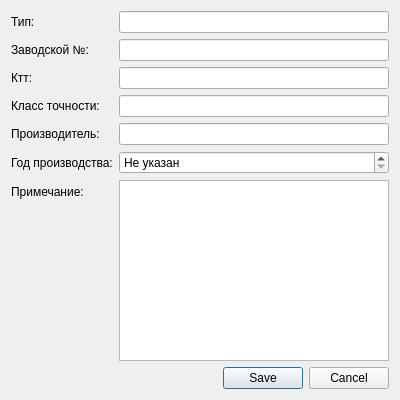
The window that ui/currenttransformerdialog.ui (nikola240698/MeteringActs) describes before a commit, drawn with Qt 5.
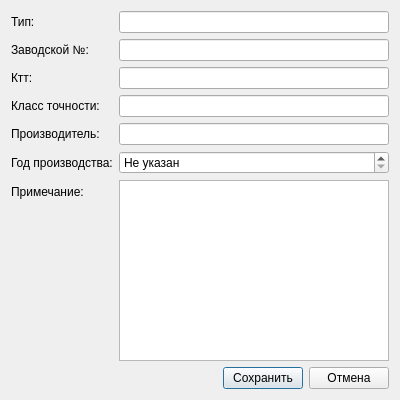
The same window after the commit.

```diff
--- a/ui/currenttransformerdialog.ui
+++ b/ui/currenttransformerdialog.ui
@@ -111,17 +111,41 @@
     </layout>
    </item>
    <item>
-    <widget class="QDialogButtonBox" name="buttonBox">
-     <property name="minimumSize">
+    <layout class="QHBoxLayout" name="horizontalLayout">
+     <item>
+      <spacer name="horizontalSpacer">
+       <property name="orientation">
+        <enum>Qt::Orientation::Horizontal</enum>
+       </property>
+       <property name="sizeHint" stdset="0">
       <size>
-       <width>0</width>
-       <height>0</height>
-      </size>
-     </property>
-     <property name="standardButtons">
-      <set>QDialogButtonBox::StandardButton::Cancel|QDialogButtonBox::StandardButton::Save</set>
-     </property>
-    </widget>
+         <width>40</width>
+         <height>20</height>
+        </size>
+       </property>
+      </spacer>
+     </item>
+     <item>
+      <widget class="QPushButton" name="saveButton">
+       <property name="text">
+        <string>Сохранить</string>
+       </property>
+       <property name="default">
+        <bool>true</bool>
+       </property>
+      </widget>
+     </item>
+     <item>
+      <widget class="QPushButton" name="cancelButton">
+       <property name="text">
+        <string>Отмена</string>
+       </property>
+       <property name="autoDefault">
+        <bool>false</bool>
+       </property>
+      </widget>
+     </item>
+    </layout>
    </item>
   </layout>
  </widget>
```
Lines whose indentation alone changed are shown as unchanged.
